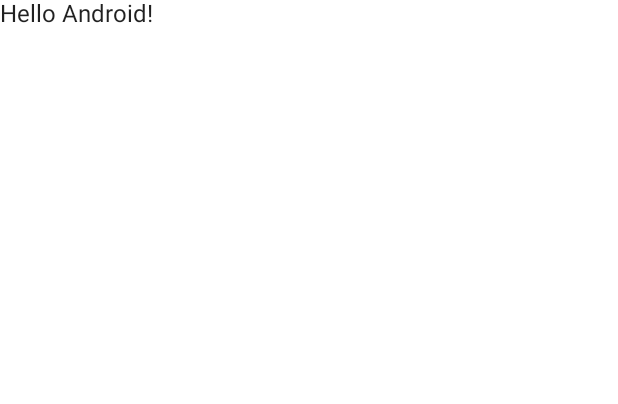
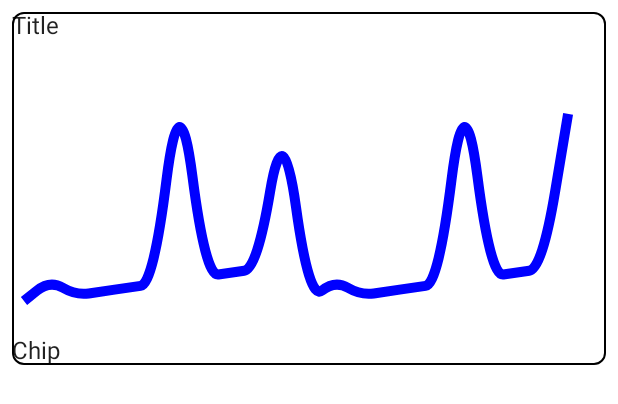
Before and after one commit to Enrique1010/ComposeGraphExample, an Android app built with Jetpack Compose: the @Preview function DefaultPreview, on a phone screen of 412 x 824 dp. Shown: the top 404 px of the screen. Run offline under Robolectric (Android 15) with nearby library versions, the phone set to English and light mode, and no system bars.

```diff
--- a/app/build.gradle
+++ b/app/build.gradle
@@ -27,17 +27,17 @@ android {
         }
     }
     compileOptions {
-        sourceCompatibility JavaVersion.VERSION_1_8
-        targetCompatibility JavaVersion.VERSION_1_8
+        sourceCompatibility JavaVersion.VERSION_11
+        targetCompatibility JavaVersion.VERSION_11
     }
     kotlinOptions {
-        jvmTarget = '1.8'
+        jvmTarget = '11'
     }
     buildFeatures {
         compose true
     }
     composeOptions {
-        kotlinCompilerExtensionVersion '1.1.1'
+        kotlinCompilerExtensionVersion '1.3.1'
     }
     packagingOptions {
         resources {
@@ -54,6 +54,7 @@ dependencies {
     implementation "androidx.compose.ui:ui:$compose_ui_version"
     implementation "androidx.compose.ui:ui-tooling-preview:$compose_ui_version"
     implementation 'androidx.compose.material:material:1.3.1'
+    implementation 'com.himanshoe:charty:1.0.1'
     testImplementation 'junit:junit:4.13.2'
     androidTestImplementation 'androidx.test.ext:junit:1.1.4'
     androidTestImplementation 'androidx.test.espresso:espresso-core:3.5.0'
--- a/app/src/main/java/com/erapps/graphsexample/MainActivity.kt
+++ b/app/src/main/java/com/erapps/graphsexample/MainActivity.kt
@@ -3,13 +3,21 @@ package com.erapps.graphsexample
 import android.os.Bundle
 import androidx.activity.ComponentActivity
 import androidx.activity.compose.setContent
-import androidx.compose.foundation.layout.fillMaxSize
+import androidx.compose.foundation.Canvas
+import androidx.compose.foundation.border
+import androidx.compose.foundation.layout.*
+import androidx.compose.foundation.shape.RoundedCornerShape
 import androidx.compose.material.MaterialTheme
 import androidx.compose.material.Surface
 import androidx.compose.material.Text
 import androidx.compose.runtime.Composable
 import androidx.compose.ui.Modifier
+import androidx.compose.ui.graphics.Color
+import androidx.compose.ui.graphics.Path
+import androidx.compose.ui.graphics.PathEffect
+import androidx.compose.ui.graphics.drawscope.Stroke
 import androidx.compose.ui.tooling.preview.Preview
+import androidx.compose.ui.unit.dp
 import com.erapps.graphsexample.ui.theme.GraphsExampleTheme
 
 class MainActivity : ComponentActivity() {
@@ -22,7 +30,7 @@ class MainActivity : ComponentActivity() {
                     modifier = Modifier.fillMaxSize(),
                     color = MaterialTheme.colors.background
                 ) {
-                    Greeting("Android")
+                    CustomGraphicCard()
                 }
             }
         }
@@ -30,14 +38,59 @@ class MainActivity : ComponentActivity() {
 }
 
 @Composable
-fun Greeting(name: String) {
-    Text(text = "Hello $name!")
+fun CustomGraphicCard() {
+    Column(
+        modifier = Modifier
+            .fillMaxWidth()
+            .wrapContentHeight()
+            .padding(8.dp)
+            .border(1.dp, Color.Black, RoundedCornerShape(8.dp))
+    ) {
+        Text(text = "Title")
+        Spacer(modifier = Modifier.height(16.dp))
+        Graph()
+        Spacer(modifier = Modifier.height(16.dp))
+        Text(text = "Chip")
+    }
 }
 
-@Preview(showBackground = true)
+@Composable
+fun Graph(
+    listx: List<Int> = listOf(5, 60, 20, 30, 40, 50, 600, 70, 80, 90, 500, 5, 60, 20, 30, 40, 50, 600, 70, 80, 90, 500)
+) {
+
+    Canvas(
+        modifier = Modifier
+            .fillMaxWidth()
+            .padding(8.dp)
+            .height(150.dp)
+    ) {
+        val width = size.width
+        val height = size.height
+        val step = width / listx.size
+        val max = listx.maxOrNull() ?: 0
+        val min = listx.minOrNull() ?: 0
+        val stepY = height / (max - min)
+        val path = Path()
+        path.moveTo(0f, height - (listx[0] - min) * stepY)
+        for (i in 1 until listx.size) {
+            path.lineTo(i * step, height - (listx[i] - min) * stepY)
+        }
+        drawPath(
+            path = path,
+            color = Color.Blue,
+            style = Stroke(
+                width = 10f,
+                pathEffect = PathEffect.cornerPathEffect(180.0f)
+            )
+        )
+    }
+}
+
+@Preview(showBackground = true, showSystemUi = true)
 @Composable
 fun DefaultPreview() {
     GraphsExampleTheme {
-        Greeting("Android")
+        CustomGraphicCard()
     }
 }
```
